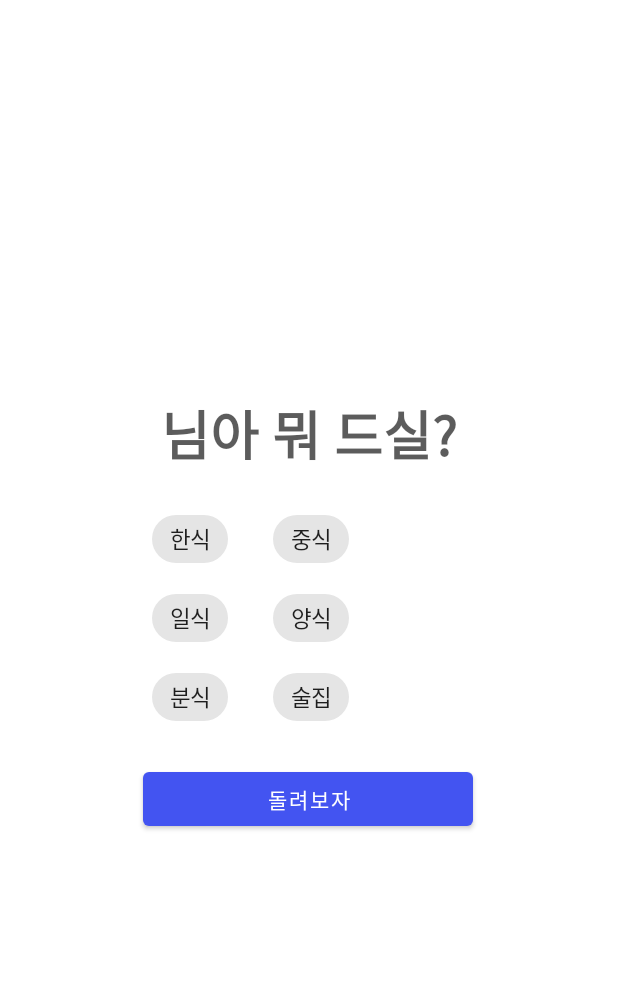
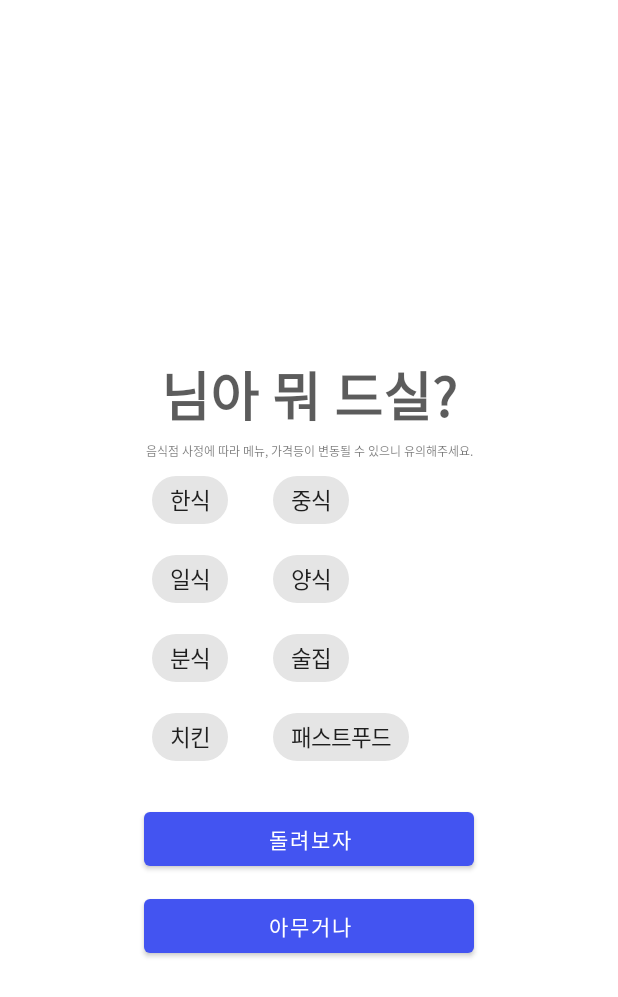
Before and after one commit to hoyahozz/RandomTodayLaunch, an Android app: the screen it shows after launch (MainActivity), on a phone screen of 412 x 824 dp. Shown: the top 997 px of the screen. Run offline under Robolectric (Android 15) with nearby library versions, the phone set to English and light mode, and no system bars; our stand-ins replace Room's generated code, data binding.

Commit message:
feat : anyway menu
* 아무거나 버튼을 추가하고 정상 작동 확인하였음.
* 데이터베이스 추가 완료(3/11)

```diff
--- a/app/src/main/java/com/example/randomtodaylaunch/ui/DetailActivity.kt
+++ b/app/src/main/java/com/example/randomtodaylaunch/ui/DetailActivity.kt
@@ -6,7 +6,7 @@ import android.widget.Toast
 import androidx.activity.viewModels
 import androidx.recyclerview.widget.LinearLayoutManager
 import com.example.randomtodaylaunch.adapter.MenuAdapter
-import com.example.randomtodaylaunch.adapter.RecyclerViewDecoration
+import com.example.randomtodaylaunch.util.RecyclerViewDecoration
 import com.example.randomtodaylaunch.databinding.ActivityDetailBinding
 import com.example.randomtodaylaunch.viewModel.ListViewModel
 
--- a/app/src/main/java/com/example/randomtodaylaunch/ui/ListActivity.kt
+++ b/app/src/main/java/com/example/randomtodaylaunch/ui/ListActivity.kt
@@ -5,7 +5,7 @@ import android.os.Bundle
 import androidx.activity.viewModels
 import androidx.recyclerview.widget.LinearLayoutManager
 import com.example.randomtodaylaunch.adapter.ListAdapter
-import com.example.randomtodaylaunch.adapter.RecyclerViewDecoration
+import com.example.randomtodaylaunch.util.RecyclerViewDecoration
 import com.example.randomtodaylaunch.databinding.ActivityListBinding
 import com.example.randomtodaylaunch.viewModel.ListViewModel
 
--- a/app/src/main/java/com/example/randomtodaylaunch/adapter/RecyclerViewDecoration.kt
+++ b/app/src/main/java/com/example/randomtodaylaunch/util/RecyclerViewDecoration.kt
@@ -1,4 +1,4 @@
-package com.example.randomtodaylaunch.adapter
+package com.example.randomtodaylaunch.util
 
 import android.graphics.Rect
 import android.view.View
--- a/app/src/main/res/layout/activity_main.xml
+++ b/app/src/main/res/layout/activity_main.xml
@@ -11,7 +11,7 @@
         android:orientation="vertical">
 
         <TextView
-            android:id="@+id/textView"
+            android:id="@+id/title"
             android:layout_width="wrap_content"
             android:layout_height="wrap_content"
             android:layout_gravity="center"
@@ -25,6 +25,18 @@
             app:layout_constraintEnd_toEndOf="parent"
             app:layout_constraintStart_toStartOf="parent"
             app:layout_constraintHorizontal_bias="0.5"/>
+
+        <TextView
+            android:layout_width="wrap_content"
+            android:layout_height="wrap_content"
+            android:layout_gravity="center"
+            android:layout_marginTop="5dp"
+            android:fontFamily="@font/context"
+            android:textSize="8sp"
+            android:text="음식점 사정에 따라 메뉴, 가격등이 변동될 수 있으니 유의해주세요."
+            app:layout_constraintEnd_toEndOf="parent"
+            app:layout_constraintStart_toStartOf="parent"
+            app:layout_constraintTop_toBottomOf="@+id/title" />
 
         <com.google.android.material.chip.ChipGroup
             android:id="@+id/chip_group"
@@ -100,6 +112,26 @@
                 android:text="술집"
                 android:textAppearance="@style/customChipGroupFontStyle" />
 
+            <com.google.android.material.chip.Chip
+                android:id="@+id/chip_chicken"
+                style="@style/Widget.MaterialComponents.Chip.Choice"
+                android:layout_width="wrap_content"
+                android:layout_height="wrap_content"
+                android:checkable="true"
+                android:checked="false"
+                android:text="치킨"
+                android:textAppearance="@style/customChipGroupFontStyle" />
+
+            <com.google.android.material.chip.Chip
+                android:id="@+id/chip_fastFood"
+                style="@style/Widget.MaterialComponents.Chip.Choice"
+                android:layout_width="wrap_content"
+                android:layout_height="wrap_content"
+                android:checkable="true"
+                android:checked="false"
+                android:text="패스트푸드"
+                android:textAppearance="@style/customChipGroupFontStyle" />
+
         </com.google.android.material.chip.ChipGroup>
 
         <Button
@@ -111,11 +143,25 @@
             android:fontFamily="@font/context"
             android:text="돌려보자"
             app:layout_constraintEnd_toEndOf="parent"
-            app:layout_constraintHorizontal_bias="0.495"
             app:layout_constraintStart_toStartOf="parent"
             app:layout_constraintTop_toBottomOf="@+id/chip_group" />
 
-<!--        <Button-->
+        <Button
+            android:id="@+id/anyBtn"
+            android:layout_width="220dp"
+            android:layout_height="wrap_content"
+            android:layout_gravity="center"
+            android:layout_marginTop="10dp"
+            android:fontFamily="@font/context"
+            android:text="아무거나"
+            app:layout_constraintEnd_toEndOf="parent"
+            app:layout_constraintStart_toStartOf="parent"
+            app:layout_constraintTop_toBottomOf="@+id/pickBtn" />
+
+
+
+
+        <!--        <Button-->
 <!--            android:id="@+id/listBtn"-->
 <!--            android:layout_width="wrap_content"-->
 <!--            android:layout_height="wrap_content"-->
--- a/app/src/main/res/layout/activity_result.xml
+++ b/app/src/main/res/layout/activity_result.xml
@@ -5,15 +5,9 @@
     tools:context=".ui.ResultActivity">
 
     <data>
-
-        <variable
-            name="result"
-            type="java.lang.String" />
-
         <variable
             name="food"
             type="com.example.randomtodaylaunch.model.FoodEntity" />
-
     </data>
 
     <androidx.constraintlayout.widget.ConstraintLayout
```
Also changed, not shown: app/src/main/java/com/example/randomtodaylaunch/ui/MainActivity.kt (+8 -0 lines), app/src/main/java/com/example/randomtodaylaunch/ui/ResultActivity.kt (+4 -5 lines), app/src/main/res/layout/item_list.xml (+11 -2 lines).
